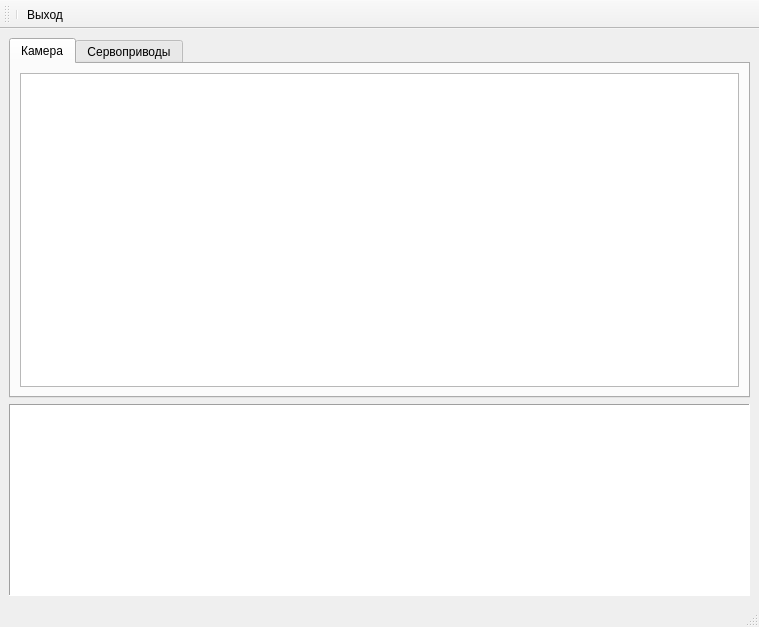
First picture: the form in application/main_window.ui, repository mashka-kashka/qrobot, before the edit.
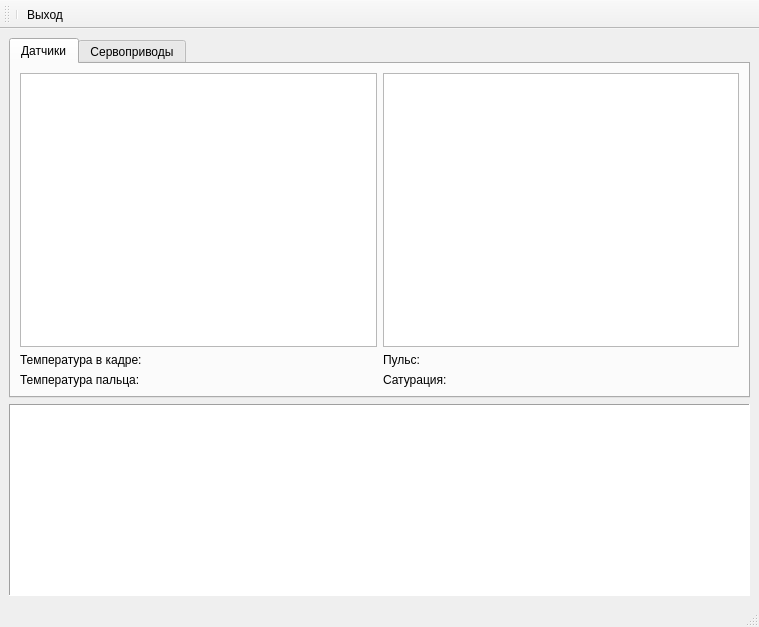
Second picture: the form after the edit. Icons and pictures are not drawn.

Commit message: Добавлены поля для новых датчиков

```diff
--- a/application/main_window.ui
+++ b/application/main_window.ui
@@ -45,12 +45,43 @@
          <normaloff>../../robot/qrobot/icons/eye.png</normaloff>../../robot/qrobot/icons/eye.png</iconset>
        </attribute>
        <attribute name="title">
-        <string>Камера</string>
+        <string>Датчики</string>
        </attribute>
        <layout class="QGridLayout" name="gridLayout_3">
+        <item row="1" column="1">
+         <widget class="QLabel" name="lbPulse">
+          <property name="text">
+           <string>Пульс:</string>
+          </property>
+         </widget>
+        </item>
         <item row="0" column="0">
+         <widget class="QGraphicsView" name="gv_thermo"/>
+        </item>
+        <item row="0" column="1">
          <widget class="QGraphicsView" name="gv_camera"/>
         </item>
+        <item row="1" column="0">
+         <widget class="QLabel" name="lbMaxTemperature">
+          <property name="text">
+           <string>Температура в кадре:</string>
+          </property>
+         </widget>
+        </item>
+        <item row="2" column="1">
+         <widget class="QLabel" name="lbSPO2">
+          <property name="text">
+           <string>Сатурация:</string>
+          </property>
+         </widget>
+        </item>
+        <item row="2" column="0">
+         <widget class="QLabel" name="lbFinger">
+          <property name="text">
+           <string>Температура пальца:</string>
+          </property>
+         </widget>
+        </item>
        </layout>
       </widget>
       <widget class="QWidget" name="tabServos">
```
The commit also changes 2 other files.
